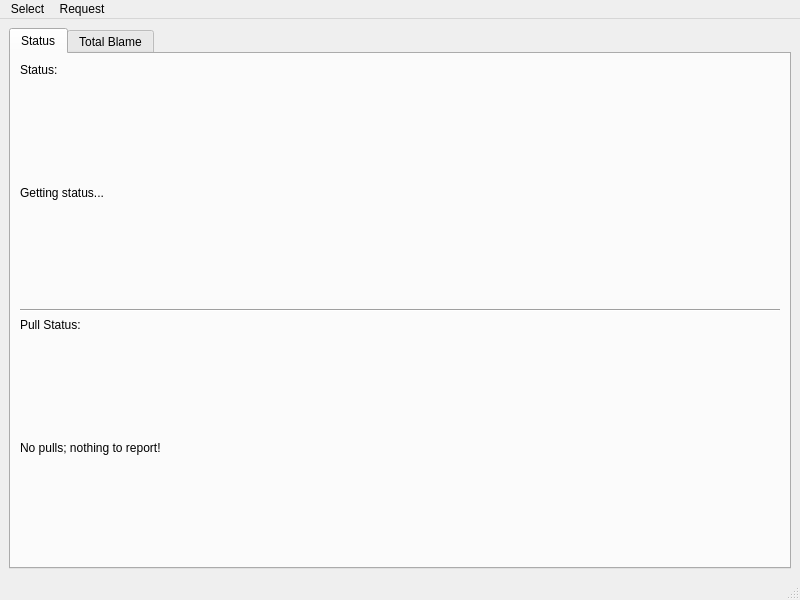
Old version of the form GitStats/mainwindow.ui in the repository TheStickLord/GitStats.
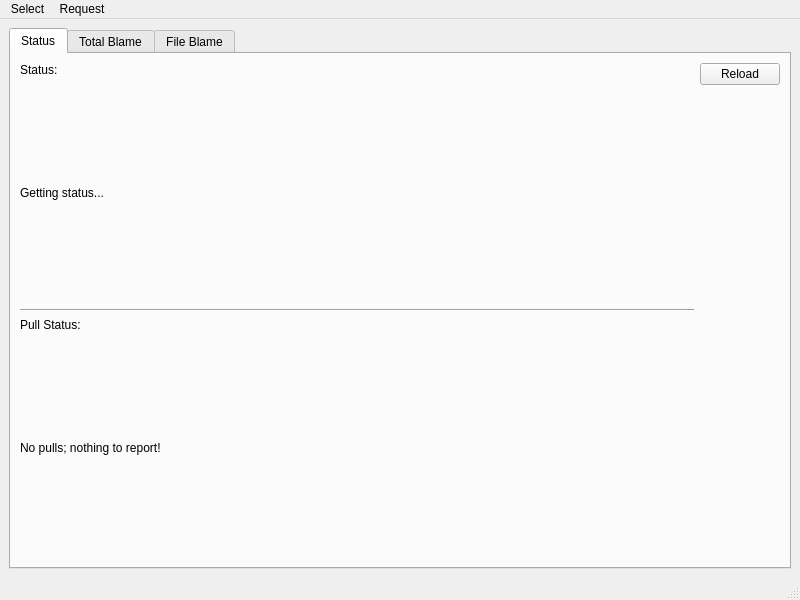
New version of the form.

Patch:
```diff
--- a/GitStats/mainwindow.ui
+++ b/GitStats/mainwindow.ui
@@ -26,6 +26,10 @@
        </attribute>
        <layout class="QVBoxLayout" name="verticalLayout">
         <item>
+         <layout class="QHBoxLayout" name="horizontalLayout_4">
+          <item>
+           <layout class="QVBoxLayout" name="verticalLayout_2">
+            <item>
          <widget class="QLabel" name="label_2">
           <property name="sizePolicy">
            <sizepolicy hsizetype="Fixed" vsizetype="Fixed">
@@ -84,6 +88,53 @@
           </property>
          </widget>
         </item>
+            <item>
+             <spacer name="horizontalSpacer">
+              <property name="orientation">
+               <enum>Qt::Orientation::Horizontal</enum>
+              </property>
+              <property name="sizeHint" stdset="0">
+               <size>
+                <width>40</width>
+                <height>0</height>
+               </size>
+              </property>
+             </spacer>
+            </item>
+           </layout>
+          </item>
+          <item>
+           <layout class="QVBoxLayout" name="verticalLayout_3">
+            <item>
+             <widget class="QPushButton" name="pushButton">
+              <property name="sizePolicy">
+               <sizepolicy hsizetype="Fixed" vsizetype="Fixed">
+                <horstretch>0</horstretch>
+                <verstretch>0</verstretch>
+               </sizepolicy>
+              </property>
+              <property name="text">
+               <string>Reload</string>
+              </property>
+             </widget>
+            </item>
+            <item>
+             <spacer name="verticalSpacer">
+              <property name="orientation">
+               <enum>Qt::Orientation::Vertical</enum>
+              </property>
+              <property name="sizeHint" stdset="0">
+               <size>
+                <width>0</width>
+                <height>40</height>
+               </size>
+              </property>
+             </spacer>
+            </item>
+           </layout>
+          </item>
+         </layout>
+        </item>
        </layout>
       </widget>
       <widget class="QWidget" name="Blame">
@@ -96,6 +147,16 @@
         </item>
        </layout>
       </widget>
+      <widget class="QWidget" name="FileBlame">
+       <attribute name="title">
+        <string>File Blame</string>
+       </attribute>
+       <layout class="QHBoxLayout" name="horizontalLayout_2">
+        <item>
+         <layout class="QVBoxLayout" name="FileSlot"/>
+        </item>
+       </layout>
+      </widget>
      </widget>
     </item>
    </layout>
```
Lines whose indentation alone changed are shown as unchanged.
